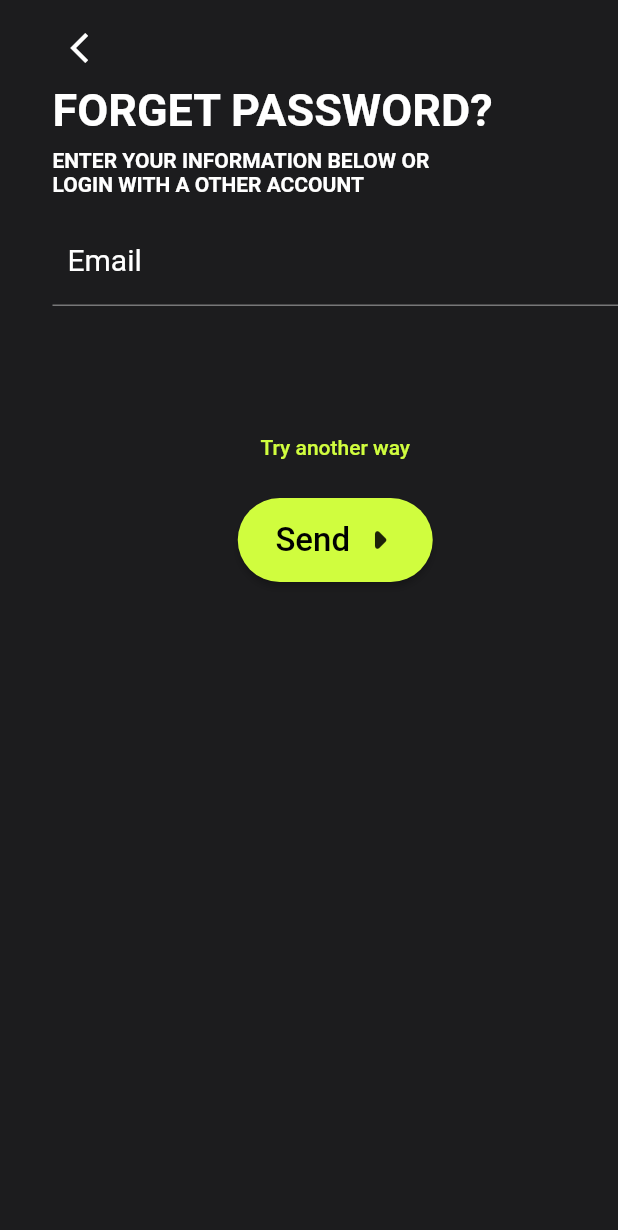
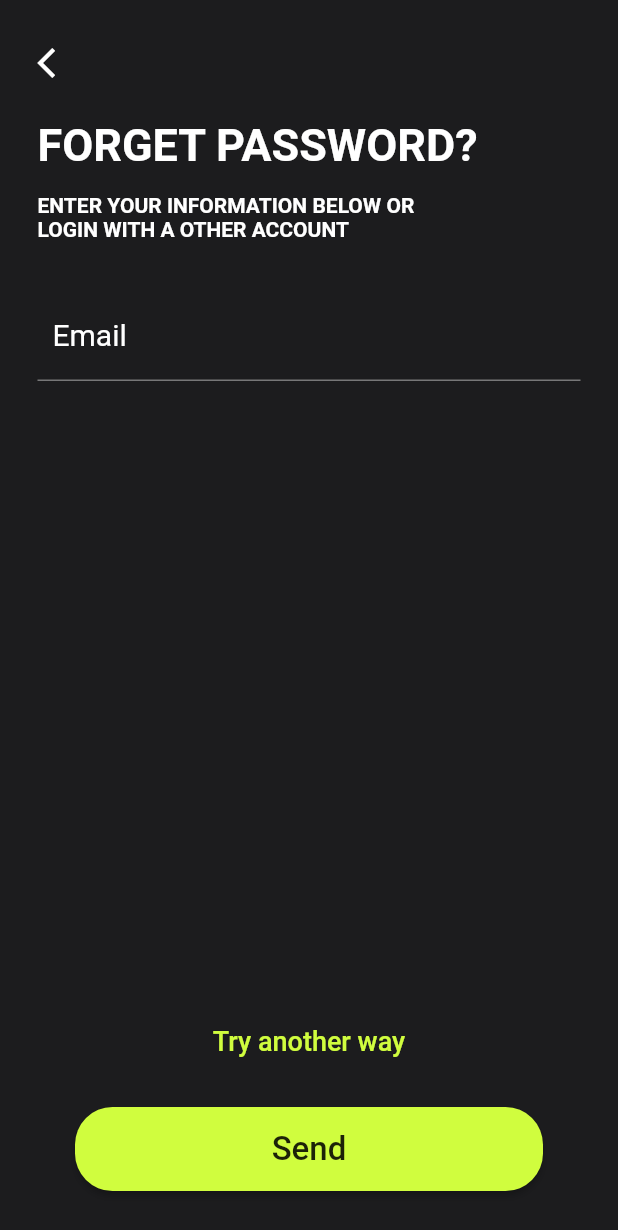
Before and after one commit to A7med3laa2001/gymapp, a Flutter app: the SignUpPage screen opened directly, after a tap on "Login", after a tap on "Forgot Password", on a phone screen of 412 x 824 dp. Shown: the top 1230 px of the screen. Run offline on Flutter 3.47's test engine with Material 2 defaults, Android fonts, the light colour scheme and no system bars; our stand-ins replace flutter_svg, introduction_screen, numberpicker; missing offline and left inert: flutter_verification_code, vertical_weight_slider; statements that could not run were skipped.

Commit message:
edits in all view & forgot password & verification

```diff
--- /dev/null
+++ b/lib/shared/widgets/custom_default_button.dart
@@ -0,0 +1,29 @@
+import 'package:flutter/material.dart';
+import 'package:gymapp/Constants/colors_gym.dart';
+
+class CustomDefaultButton extends StatelessWidget {
+  const CustomDefaultButton(
+      {super.key, required this.text, required this.onPressed});
+  final String text;
+  final Function() onPressed;
+
+  @override
+  Widget build(BuildContext context) {
+    return MaterialButton(
+      onPressed: onPressed,
+      color: primaryColor,
+      minWidth: double.infinity,
+      shape: const RoundedRectangleBorder(
+          borderRadius: BorderRadius.all(Radius.circular(25))),
+      padding: const EdgeInsets.symmetric(
+        vertical: 15,
+      ),
+      child: Text(
+        text,
+        style: const TextStyle(
+          fontSize: 22,
+        ),
+      ),
+    );
+  }
+}
--- a/lib/views/activity_level_view/widgets/activity_level_view_body.dart
+++ b/lib/views/activity_level_view/widgets/activity_level_view_body.dart
@@ -1,6 +1,5 @@
 import 'package:flutter/material.dart';
 import 'package:gymapp/constants/colors_gym.dart';
-import 'package:gymapp/shared/widgets/custom_back_button.dart';
 import 'package:gymapp/shared/widgets/custom_next_button.dart';
 import 'package:gymapp/views/signup_view/signup_view.dart';
 import 'package:numberpicker/numberpicker.dart';
@@ -97,9 +96,8 @@ class _ActivityLevelViewBodyState extends State<ActivityLevelViewBody> {
             Padding(
               padding: const EdgeInsets.symmetric(horizontal: 30),
               child: Row(
-                mainAxisAlignment: MainAxisAlignment.spaceBetween,
+                mainAxisAlignment: MainAxisAlignment.end,
                 children: [
-                  const CustomBackButton(),
                   CustomButton(
                     text: 'Next',
                     onPressed: () {
--- a/lib/views/age_view/widgets/age_view_body.dart
+++ b/lib/views/age_view/widgets/age_view_body.dart
@@ -1,6 +1,5 @@
 import 'package:flutter/material.dart';
 import 'package:gymapp/constants/colors_gym.dart';
-import 'package:gymapp/shared/widgets/custom_back_button.dart';
 import 'package:gymapp/shared/widgets/custom_next_button.dart';
 import 'package:gymapp/views/weight_view/weight_view.dart';
 import 'package:numberpicker/numberpicker.dart';
@@ -79,9 +78,8 @@ class _AgeViewBodyState extends State<AgeViewBody> {
             Padding(
               padding: const EdgeInsets.symmetric(horizontal: 30),
               child: Row(
-                mainAxisAlignment: MainAxisAlignment.spaceBetween,
+                mainAxisAlignment: MainAxisAlignment.end,
                 children: [
-                  const CustomBackButton(),
                   CustomButton(
                     text: 'Next',
                     onPressed: () {
--- a/lib/views/forget_password_view/forget_password_view.dart
+++ b/lib/views/forget_password_view/forget_password_view.dart
@@ -1,95 +1,21 @@
 import 'package:flutter/material.dart';
 import 'package:gymapp/Constants/colors_gym.dart';
-import 'package:gymapp/shared/widgets/custom_next_button.dart';
-import 'package:gymapp/shared/widgets/custom_text_field.dart';
-import 'package:gymapp/views/login_view/login_view.dart';
-import 'package:gymapp/views/verification_view/verification_view.dart';
 
-class ForgetPasswordViewBody extends StatefulWidget {
-  const ForgetPasswordViewBody({super.key});
+import 'widgets/forget_password_view_body.dart';
+
+class ForgetPasswordView extends StatefulWidget {
+  const ForgetPasswordView({super.key});
 
   @override
-  State<ForgetPasswordViewBody> createState() => _ForgetPasswordViewBodyState();
+  State<ForgetPasswordView> createState() => _ForgetPasswordViewState();
 }
 
-class _ForgetPasswordViewBodyState extends State<ForgetPasswordViewBody> {
+class _ForgetPasswordViewState extends State<ForgetPasswordView> {
   @override
   Widget build(BuildContext context) {
     return Scaffold(
       backgroundColor: backgroundColor,
-      body: SafeArea(
-        child: Padding(
-          padding: const EdgeInsets.only(top: 8.0, left: 35),
-          child: SingleChildScrollView(
-            child: Column(
-              crossAxisAlignment: CrossAxisAlignment.start,
-              children: [
-                IconButton(
-                  onPressed: () {
-                    Navigator.pushReplacement(context,
-                        MaterialPageRoute(builder: (context) => LoginPage()));
-                  },
-                  icon: Icon(
-                    Icons.arrow_back_ios,
-                    color: fontTextColor,
-                  ),
-                ),
-                Text(
-                  'FORGET PASSWORD?',
-                  style: TextStyle(
-                    fontWeight: FontWeight.bold,
-                    fontSize: 30,
-                    color: fontTextColor,
-                  ),
-                ),
-                SizedBox(
-                  height: 8,
-                ),
-                Text(
-                  'ENTER YOUR INFORMATION BELOW OR\nLOGIN WITH A OTHER ACCOUNT',
-                  style: TextStyle(
-                    color: fontTextColor,
-                    fontSize: 14,
-                    fontWeight: FontWeight.w700,
-                  ),
-                ),
-                SizedBox(
-                  height: 10,
-                ),
-                const CustomTextField(
-                  text: "Email",
-                ),
-                SizedBox(
-                  height: 70,
-                ),
-                Center(
-                  child: TextButton(
-                    onPressed: () {},
-                    child: Text(
-                      'Try another way',
-                      style: TextStyle(color: primaryColor, fontSize: 14),
-                    ),
-                  ),
-                ),
-                SizedBox(
-                  height: 10,
-                ),
-                Center(
-                  child: CustomButton(
-                    text: 'Send',
-                    onPressed: () {
-                      Navigator.pushReplacement(
-                          context,
-                          MaterialPageRoute(
-                              builder: (context) => VerificationView()));
-                    },
-                  ),
-                )
-              ],
-            ),
-          ),
-        ),
-      ),
+      body: const ForgetPasswordViewBody(),
     );
   }
 }
--- a/lib/views/forget_password_view/widgets/forget_password_view_body.dart
+++ b/lib/views/forget_password_view/widgets/forget_password_view_body.dart
@@ -0,0 +1,84 @@
+import 'package:flutter/material.dart';
+import 'package:gymapp/Constants/colors_gym.dart';
+import 'package:gymapp/shared/widgets/custom_default_button.dart';
+import 'package:gymapp/shared/widgets/custom_text_field.dart';
+import 'package:gymapp/views/login_view/login_view.dart';
+import 'package:gymapp/views/verification_view/verification_view.dart';
+
+class ForgetPasswordViewBody extends StatelessWidget {
+  const ForgetPasswordViewBody({super.key});
+
+  @override
+  Widget build(BuildContext context) {
+    return SafeArea(
+      child: Padding(
+        padding:
+            const EdgeInsets.only(top: 30, left: 25, right: 25, bottom: 30),
+        child: Column(
+          crossAxisAlignment: CrossAxisAlignment.start,
+          children: [
+            GestureDetector(
+              onTap: () {
+                Navigator.pushReplacement(context,
+                    MaterialPageRoute(builder: (context) => const LoginPage()));
+              },
+              child: Icon(
+                Icons.arrow_back_ios,
+                color: fontTextColor,
+              ),
+            ),
+            Padding(
+              padding: const EdgeInsets.only(top: 25, bottom: 15),
+              child: Text(
+                'FORGET PASSWORD?',
+                style: TextStyle(
+                  fontWeight: FontWeight.bold,
+                  fontSize: 30,
+                  color: fontTextColor,
+                ),
+              ),
+            ),
+            Text(
+              'ENTER YOUR INFORMATION BELOW OR\nLOGIN WITH A OTHER ACCOUNT',
+              style: TextStyle(
+                color: fontTextColor,
+                fontSize: 14,
+                fontWeight: FontWeight.w700,
+              ),
+            ),
+            const SizedBox(
+              height: 30,
+            ),
+            const CustomTextField(
+              text: "Email",
+            ),
+            const Spacer(),
+            Center(
+              child: TextButton(
+                onPressed: () {},
+                child: Text(
+                  'Try another way',
+                  style: TextStyle(color: primaryColor, fontSize: 18),
+                ),
+              ),
+            ),
+            const SizedBox(
+              height: 20,
+            ),
+            Padding(
+              padding: const EdgeInsets.symmetric(horizontal: 25),
+              child: CustomDefaultButton(
+                onPressed: () {
+                  Navigator.push(context, MaterialPageRoute(builder: (context) {
+                    return const VerificationView();
+                  }));
+                },
+                text: 'Send',
+              ),
+            )
+          ],
+        ),
+      ),
+    );
+  }
+}
--- a/lib/views/height_view/widgets/height_view_body.dart
+++ b/lib/views/height_view/widgets/height_view_body.dart
@@ -1,6 +1,5 @@
 import 'package:flutter/material.dart';
 import 'package:gymapp/constants/colors_gym.dart';
-import 'package:gymapp/shared/widgets/custom_back_button.dart';
 import 'package:gymapp/shared/widgets/custom_next_button.dart';
 import 'package:gymapp/views/goal_view/goal_view.dart';
 import 'package:numberpicker/numberpicker.dart';
@@ -96,9 +95,8 @@ class _HeightViewBodyState extends State<HeightViewBody> {
             Padding(
               padding: const EdgeInsets.symmetric(horizontal: 30),
               child: Row(
-                mainAxisAlignment: MainAxisAlignment.spaceBetween,
+                mainAxisAlignment: MainAxisAlignment.end,
                 children: [
-                  const CustomBackButton(),
                   CustomButton(
                     text: 'Next',
                     onPressed: () {
--- a/lib/views/login_view/login_view.dart
+++ b/lib/views/login_view/login_view.dart
@@ -5,9 +5,7 @@ import 'package:gymapp/shared/widgets/custom_next_button.dart';
 import 'package:gymapp/shared/widgets/custom_text_field.dart';
 import 'package:gymapp/shared/widgets/custom_underline_text_button.dart';
 import 'package:gymapp/views/signup_view/signup_view.dart';
-
 import '../forget_password_view/forget_password_view.dart';
-import '../forget_password_view/widgets/forget_password_view_body.dart';
 
 class LoginPage extends StatefulWidget {
   const LoginPage({super.key});
@@ -120,11 +118,11 @@ class _LoginPageState extends State<LoginPage> {
                         children: [
                           GestureDetector(
                             onTap: () {
-                              Navigator.push(
+                              Navigator.pushReplacement(
                                   context,
                                   MaterialPageRoute(
                                       builder: (context) =>
-                                          const ForgetPasswordViewBody()));
+                                          const ForgetPasswordView()));
                             },
                             child: Text(
                               'Forgot Password',
@@ -141,8 +139,8 @@ class _LoginPageState extends State<LoginPage> {
                     Row(
                       mainAxisAlignment: MainAxisAlignment.spaceBetween,
                       children: [
-                        Row(
-                          children: const [
+                        const Row(
+                          children: [
                             CustomLoginIcon(
                               icon: 'assets/icons/apple-icon.png',
                             ),
--- a/lib/views/signup_view/signup_view.dart
+++ b/lib/views/signup_view/signup_view.dart
@@ -49,7 +49,7 @@ class _SignUpPageState extends State<SignUpPage> {
                               CustomUnderLineTextButton(
                                 onTap: () {
                                   isLogin = !isLogin;
-                                  Navigator.push(
+                                  Navigator.pushReplacement(
                                       context,
                                       MaterialPageRoute(
                                           builder: (context) =>
@@ -143,7 +143,7 @@ class _SignUpPageState extends State<SignUpPage> {
                     Row(
                       mainAxisAlignment: MainAxisAlignment.spaceBetween,
                       children: [
-                         Row(
+                        Row(
                           children: const [
                             CustomLoginIcon(
                               icon: 'assets/icons/apple-icon.png',
--- a/lib/views/verification_view/verification_view.dart
+++ b/lib/views/verification_view/verification_view.dart
@@ -11,7 +11,7 @@ class VerificationView extends StatelessWidget {
     return SafeArea(
       child: Scaffold(
         backgroundColor: backgroundColor,
-        body: VerificationBodyView(),
+        body: const VerificationViewBody(),
       ),
     );
   }
--- a/lib/views/weight_view/widgets/weight_view_body.dart
+++ b/lib/views/weight_view/widgets/weight_view_body.dart
@@ -1,6 +1,5 @@
 import 'package:flutter/material.dart';
 import 'package:gymapp/constants/colors_gym.dart';
-import 'package:gymapp/shared/widgets/custom_back_button.dart';
 import 'package:gymapp/shared/widgets/custom_next_button.dart';
 import 'package:gymapp/views/height_view/height_view.dart';
 import 'package:vertical_weight_slider/vertical_weight_slider.dart';
@@ -100,9 +99,8 @@ class _WeightViewBodyState extends State<WeightViewBody> {
             Padding(
               padding: const EdgeInsets.symmetric(horizontal: 30),
               child: Row(
-                mainAxisAlignment: MainAxisAlignment.spaceBetween,
+                mainAxisAlignment: MainAxisAlignment.end,
                 children: [
-                  const CustomBackButton(),
                   CustomButton(
                     text: 'Next',
                     onPressed: () {
```
Also changed, not shown: lib/views/goal_view/widgets/goal_view_body.dart (+3 -5 lines), lib/views/verification_view/widgets/verification_view_body.dart (+35 -32 lines), pubspec.lock, 1 other file.
